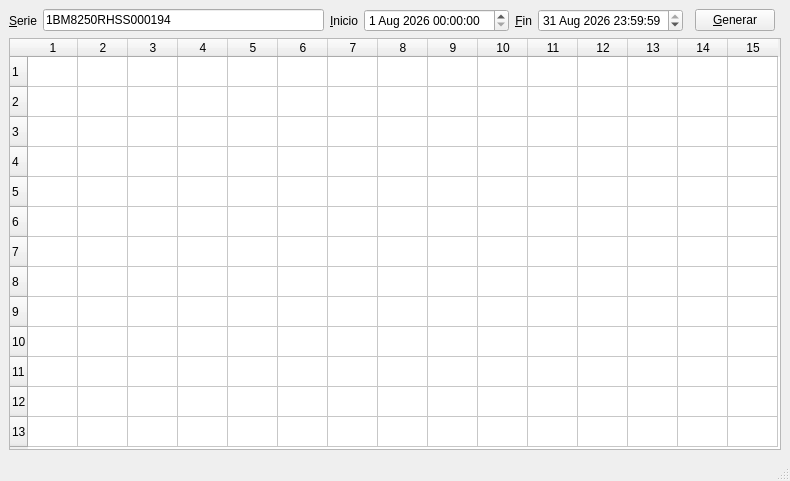
The window that ui/ui_mainwindow.ui (gisdsh/DeereReports) describes before a commit, drawn with Qt 5.
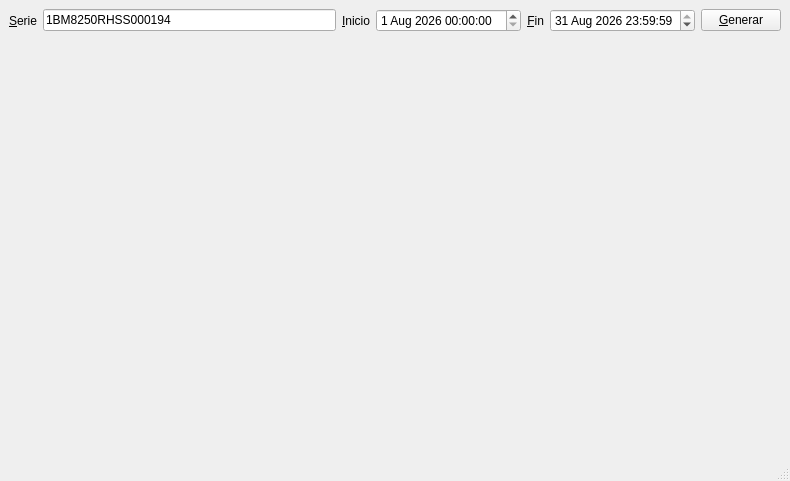
The same window after the commit.

```diff
--- a/ui/ui_mainwindow.ui
+++ b/ui/ui_mainwindow.ui
@@ -21,27 +21,6 @@
   </property>
   <widget class="QWidget" name="centralwidget">
    <layout class="QGridLayout" name="gridLayout">
-    <item row="0" column="7">
-     <widget class="QPushButton" name="btnQuery">
-      <property name="text">
-       <string>&amp;Generar</string>
-      </property>
-     </widget>
-    </item>
-    <item row="0" column="5">
-     <widget class="QDateTimeEdit" name="dteFin">
-      <property name="dateTime">
-       <datetime>
-        <hour>23</hour>
-        <minute>59</minute>
-        <second>59</second>
-        <year>2026</year>
-        <month>8</month>
-        <day>31</day>
-       </datetime>
-      </property>
-     </widget>
-    </item>
     <item row="0" column="0">
      <widget class="QLabel" name="lblSerie">
       <property name="text">
@@ -55,74 +34,6 @@
       </property>
      </widget>
     </item>
-    <item row="1" column="0" colspan="9">
-     <widget class="QTableWidget" name="table_hours">
-      <property name="sizePolicy">
-       <sizepolicy hsizetype="Expanding" vsizetype="Expanding">
-        <horstretch>0</horstretch>
-        <verstretch>0</verstretch>
-       </sizepolicy>
-      </property>
-      <property name="verticalScrollBarPolicy">
-       <enum>Qt::ScrollBarAlwaysOff</enum>
-      </property>
-      <property name="horizontalScrollBarPolicy">
-       <enum>Qt::ScrollBarAlwaysOff</enum>
-      </property>
-      <property name="sizeAdjustPolicy">
-       <enum>QAbstractScrollArea::AdjustIgnored</enum>
-      </property>
-      <property name="rowCount">
-       <number>13</number>
-      </property>
-      <property name="columnCount">
-       <number>15</number>
-      </property>
-      <attribute name="horizontalHeaderVisible">
-       <bool>true</bool>
-      </attribute>
-      <attribute name="horizontalHeaderCascadingSectionResizes">
-       <bool>false</bool>
-      </attribute>
-      <attribute name="horizontalHeaderDefaultSectionSize">
-       <number>50</number>
-      </attribute>
-      <attribute name="horizontalHeaderHighlightSections">
-       <bool>true</bool>
-      </attribute>
-      <attribute name="verticalHeaderHighlightSections">
-       <bool>true</bool>
-      </attribute>
-      <row/>
-      <row/>
-      <row/>
-      <row/>
-      <row/>
-      <row/>
-      <row/>
-      <row/>
-      <row/>
-      <row/>
-      <row/>
-      <row/>
-      <row/>
-      <column/>
-      <column/>
-      <column/>
-      <column/>
-      <column/>
-      <column/>
-      <column/>
-      <column/>
-      <column/>
-      <column/>
-      <column/>
-      <column/>
-      <column/>
-      <column/>
-      <column/>
-     </widget>
-    </item>
     <item row="0" column="1">
      <widget class="QLineEdit" name="edtSerie">
       <property name="text">
@@ -170,6 +81,30 @@
       </property>
      </widget>
     </item>
+    <item row="0" column="5">
+     <widget class="QDateTimeEdit" name="dteFin">
+      <property name="dateTime">
+       <datetime>
+        <hour>23</hour>
+        <minute>59</minute>
+        <second>59</second>
+        <year>2026</year>
+        <month>8</month>
+        <day>31</day>
+       </datetime>
+      </property>
+     </widget>
+    </item>
+    <item row="0" column="6">
+     <widget class="QPushButton" name="btnQuery">
+      <property name="text">
+       <string>&amp;Generar</string>
+      </property>
+     </widget>
+    </item>
+    <item row="1" column="0" colspan="7">
+     <widget class="QWidget" name="wdg1" native="true"/>
+    </item>
    </layout>
   </widget>
   <widget class="QMenuBar" name="menubar">
```
Left out of the diff: 28 changed lines with no effect on the pictures.
